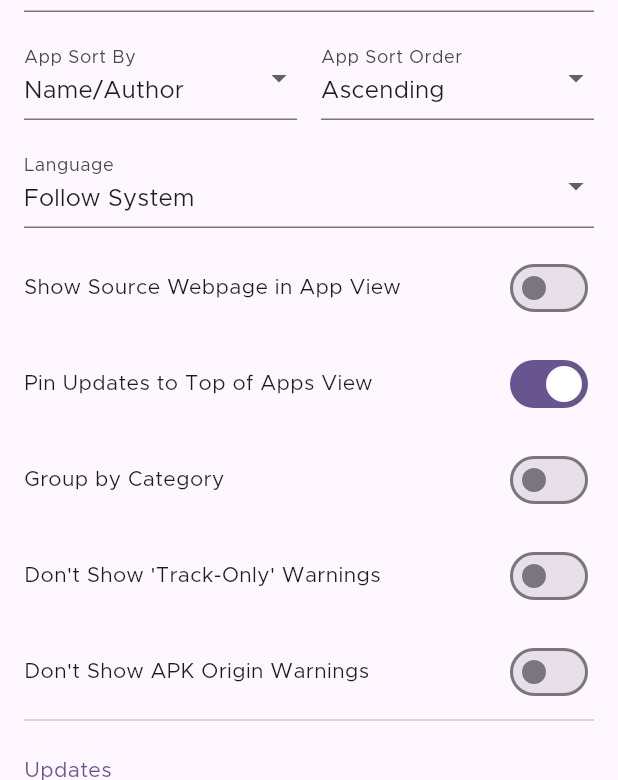
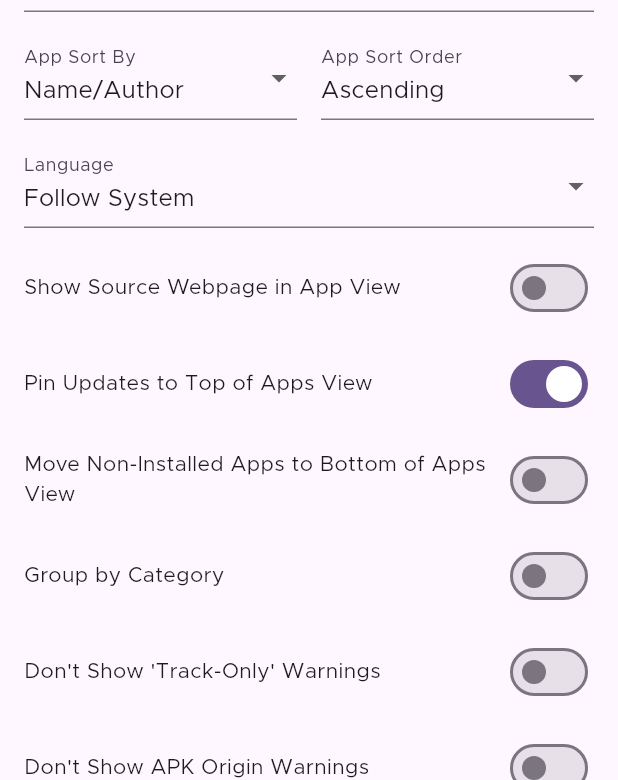
Before and after one commit to ownerroc/ObtainRoc, a Flutter app: the SettingsPage screen opened directly, on a phone screen of 412 x 824 dp, the part 456-1236 px from its top. Run offline on Flutter 3.47's test engine with Material 2 defaults, Android fonts, the phone set to English and light mode, and no system bars; drawn by our look-alikes of dynamic_color; our stand-ins replace device_info_plus, easy_localization, file_picker, flutter_local_notifications, flutter_markdown, fluttertoast and 5 more; missing offline and left inert: android_alarm_manager_plus, android_intent_plus, android_package_installer, flutter_fgbg, installed_apps, markdown and 1 more; accounts and stored records are empty.

Commit message:
Option to move non-installed apps to bottom (#264)

```diff
--- a/assets/translations/de.json
+++ b/assets/translations/de.json
@@ -228,6 +228,7 @@
     "dontShowAgain": "Nicht noch einmal zeigen",
     "dontShowTrackOnlyWarnings": "Warnung für 'Nur Nachverfolgen' nicht anzeigen",
     "dontShowAPKOriginWarnings": "Warnung für APK-Herkunft nicht anzeigen",
+    "moveNonInstalledAppsToBottom": "Move Non-Installed Apps to Bottom of Apps View",
     "removeAppQuestion": {
         "one": "App entfernen?",
         "other": "Apps entfernen?"
--- a/assets/translations/en.json
+++ b/assets/translations/en.json
@@ -228,6 +228,7 @@
     "dontShowAgain": "Don't show this again",
     "dontShowTrackOnlyWarnings": "Don't Show 'Track-Only' Warnings",
     "dontShowAPKOriginWarnings": "Don't Show APK Origin Warnings",
+    "moveNonInstalledAppsToBottom": "Move Non-Installed Apps to Bottom of Apps View",
     "removeAppQuestion": {
         "one": "Remove App?",
         "other": "Remove Apps?"
--- a/assets/translations/es.json
+++ b/assets/translations/es.json
@@ -228,6 +228,7 @@
     "dontShowAgain": "No mostrar de nuevo",
     "dontShowTrackOnlyWarnings": "No mostrar avisos de 'Solo Seguimiento'",
     "dontShowAPKOriginWarnings": "No mostrar avisos de las fuentes de las APks",
+    "moveNonInstalledAppsToBottom": "Move Non-Installed Apps to Bottom of Apps View",
     "removeAppQuestion": {
         "one": "¿Eliminar Aplicación?",
         "other": "¿Eliminar Aplicaciones?"
--- a/assets/translations/fa.json
+++ b/assets/translations/fa.json
@@ -228,6 +228,7 @@
     "dontShowAgain": "دوباره این را نشان نده",
     "dontShowTrackOnlyWarnings": "هشدار 'فقط ردیابی' را نشان ندهید",
     "dontShowAPKOriginWarnings": "هشدارهای منبع APK را نشان ندهید",
+    "moveNonInstalledAppsToBottom": "Move Non-Installed Apps to Bottom of Apps View",
     "removeAppQuestion": {
         "one": "برنامه حذف شود؟",
         "other": "برنامه ها حذف شوند؟"
--- a/assets/translations/fr.json
+++ b/assets/translations/fr.json
@@ -228,6 +228,7 @@
     "dontShowAgain": "Don't show this again",
     "dontShowTrackOnlyWarnings": "Don't Show the 'Track-Only' Warning",
     "dontShowAPKOriginWarnings": "Don't Show APK Origin Warnings",
+    "moveNonInstalledAppsToBottom": "Move Non-Installed Apps to Bottom of Apps View",
     "removeAppQuestion": {
         "one": "Supprimer l'application ?",
         "other": "Supprimer les applications ?"
--- a/assets/translations/hu.json
+++ b/assets/translations/hu.json
@@ -227,6 +227,7 @@
     "dontShowAgain": "Ne mutassa ezt újra",
     "dontShowTrackOnlyWarnings": "Ne jelenítsen meg 'Csak nyomon követés' figyelmeztetést",
     "dontShowAPKOriginWarnings": "Ne jelenítsen meg az APK eredetére vonatkozó figyelmeztetéseket",
+    "moveNonInstalledAppsToBottom": "Move Non-Installed Apps to Bottom of Apps View",
     "removeAppQuestion": {
         "one": "Eltávolítja az alkalmazást?",
         "other": "Eltávolítja az alkalmazást?"
--- a/assets/translations/it.json
+++ b/assets/translations/it.json
@@ -228,6 +228,7 @@
     "dontShowAgain": "Don't show this again",
     "dontShowTrackOnlyWarnings": "Don't Show the 'Track-Only' Warning",
     "dontShowAPKOriginWarnings": "Don't Show APK Origin Warnings",
+    "moveNonInstalledAppsToBottom": "Move Non-Installed Apps to Bottom of Apps View",
     "removeAppQuestion": {
         "one": "Rimuovere l'App?",
         "other": "Rimuovere le App?"
--- a/assets/translations/ja.json
+++ b/assets/translations/ja.json
@@ -228,6 +228,7 @@
     "dontShowAgain": "二度と表示しない",
     "dontShowTrackOnlyWarnings": "「追跡のみ」の警告を表示しない",
     "dontShowAPKOriginWarnings": "APK Originの警告を表示しない",
+    "moveNonInstalledAppsToBottom": "Move Non-Installed Apps to Bottom of Apps View",
     "removeAppQuestion": {
         "one": "アプリを削除しますか？",
         "other": "アプリを削除しますか？"
--- a/assets/translations/zh.json
+++ b/assets/translations/zh.json
@@ -228,6 +228,7 @@
     "dontShowAgain": "Don't show this again",
     "dontShowTrackOnlyWarnings": "Don't Show the 'Track-Only' Warning",
     "dontShowAPKOriginWarnings": "Don't Show APK Origin Warnings",
+    "moveNonInstalledAppsToBottom": "Move Non-Installed Apps to Bottom of Apps View",
     "removeAppQuestion": {
         "one": "是否删除应用？",
         "other": "是否删除应用？"
--- a/lib/pages/apps.dart
+++ b/lib/pages/apps.dart
@@ -183,6 +183,18 @@ class AppsPageState extends State<AppsPage> {
         return true;
       }).toList();
       listedApps = [...temp, ...listedApps];
+    }
+
+    if (settingsProvider.buryNonInstalled) {
+      var temp = [];
+      listedApps = listedApps.where((sa) {
+        if (sa.app.installedVersion == null) {
+          temp.add(sa);
+          return false;
+        }
+        return true;
+      }).toList();
+      listedApps = [...listedApps, ...temp];
     }
 
     var tempPinned = [];
--- a/lib/pages/settings.dart
+++ b/lib/pages/settings.dart
@@ -227,7 +227,7 @@ class _SettingsPageState extends State<SettingsPage> {
                             Row(
                               mainAxisAlignment: MainAxisAlignment.spaceBetween,
                               children: [
-                                Text(tr('useBlackTheme')),
+                                Flexible(child: Text(tr('useBlackTheme'))),
                                 Switch(
                                     value: settingsProvider.useBlackTheme,
                                     onChanged: (value) {
@@ -254,7 +254,7 @@ class _SettingsPageState extends State<SettingsPage> {
                             Row(
                               mainAxisAlignment: MainAxisAlignment.spaceBetween,
                               children: [
-                                Text(tr('showWebInAppView')),
+                                Flexible(child: Text(tr('showWebInAppView'))),
                                 Switch(
                                     value: settingsProvider.showAppWebpage,
                                     onChanged: (value) {
@@ -266,7 +266,7 @@ class _SettingsPageState extends State<SettingsPage> {
                             Row(
                               mainAxisAlignment: MainAxisAlignment.spaceBetween,
                               children: [
-                                Text(tr('pinUpdates')),
+                                Flexible(child: Text(tr('pinUpdates'))),
                                 Switch(
                                     value: settingsProvider.pinUpdates,
                                     onChanged: (value) {
@@ -278,7 +278,21 @@ class _SettingsPageState extends State<SettingsPage> {
                             Row(
                               mainAxisAlignment: MainAxisAlignment.spaceBetween,
                               children: [
-                                Text(tr('groupByCategory')),
+                                Flexible(
+                                    child: Text(
+                                        tr('moveNonInstalledAppsToBottom'))),
+                                Switch(
+                                    value: settingsProvider.buryNonInstalled,
+                                    onChanged: (value) {
+                                      settingsProvider.buryNonInstalled = value;
+                                    })
+                              ],
+                            ),
+                            height16,
+                            Row(
+                              mainAxisAlignment: MainAxisAlignment.spaceBetween,
+                              children: [
+                                Flexible(child: Text(tr('groupByCategory'))),
                                 Switch(
                                     value: settingsProvider.groupByCategory,
                                     onChanged: (value) {
@@ -290,7 +304,9 @@ class _SettingsPageState extends State<SettingsPage> {
                             Row(
                               mainAxisAlignment: MainAxisAlignment.spaceBetween,
                               children: [
-                                Text(tr('dontShowTrackOnlyWarnings')),
+                                Flexible(
+                                    child:
+                                        Text(tr('dontShowTrackOnlyWarnings'))),
                                 Switch(
                                     value:
                                         settingsProvider.hideTrackOnlyWarning,
@@ -304,7 +320,9 @@ class _SettingsPageState extends State<SettingsPage> {
                             Row(
                               mainAxisAlignment: MainAxisAlignment.spaceBetween,
                               children: [
-                                Text(tr('dontShowAPKOriginWarnings')),
+                                Flexible(
+                                    child:
+                                        Text(tr('dontShowAPKOriginWarnings'))),
                                 Switch(
                                     value:
                                         settingsProvider.hideAPKOriginWarning,
--- a/lib/providers/settings_provider.dart
+++ b/lib/providers/settings_provider.dart
@@ -154,6 +154,15 @@ class SettingsProvider with ChangeNotifier {
     notifyListeners();
   }
 
+  bool get buryNonInstalled {
+    return prefs?.getBool('buryNonInstalled') ?? false;
+  }
+
+  set buryNonInstalled(bool show) {
+    prefs?.setBool('buryNonInstalled', show);
+    notifyListeners();
+  }
+
   bool get groupByCategory {
     return prefs?.getBool('groupByCategory') ?? false;
   }
```
